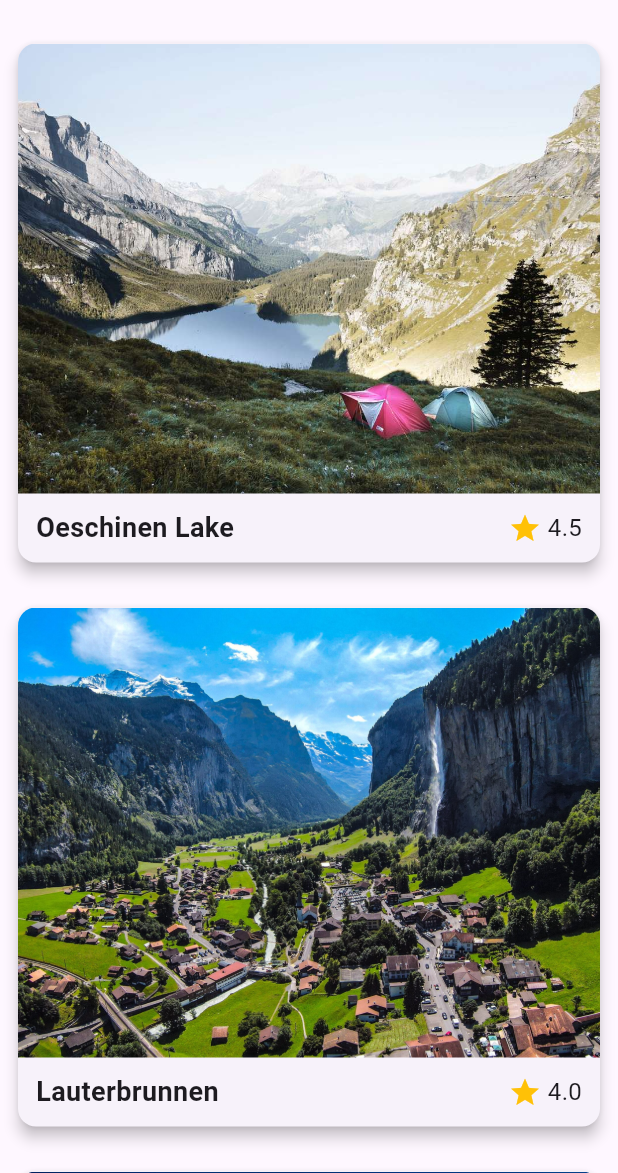
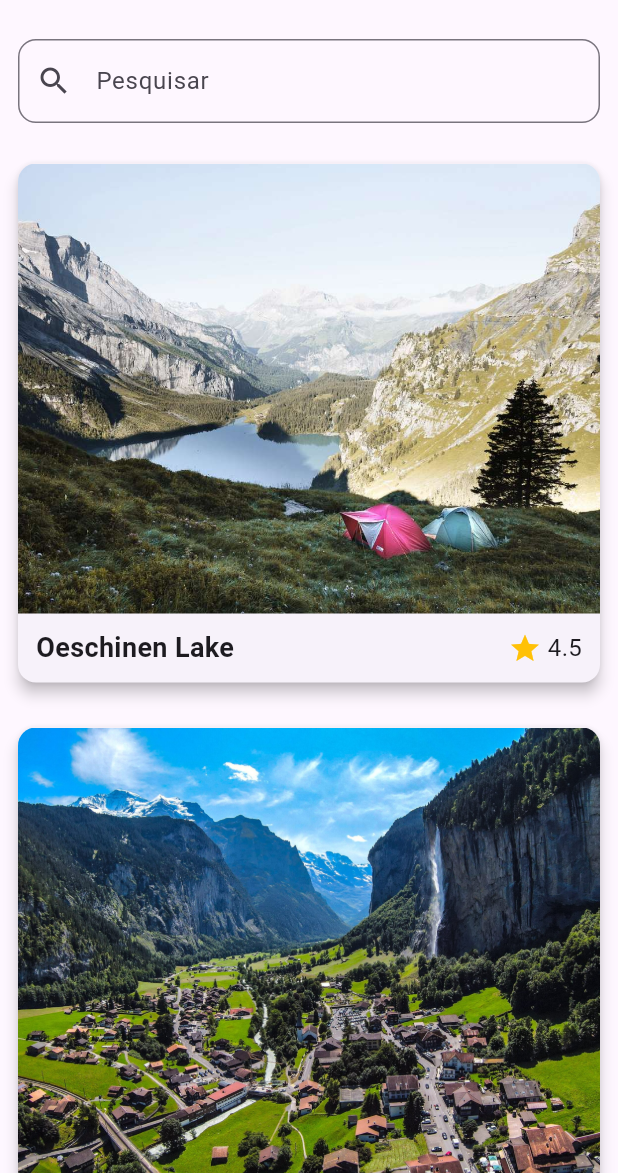
Before and after one commit to PedroAvilar/explore_mundo, a Flutter app: the DestinosPage screen opened by its route, on a phone screen of 412 x 824 dp, the part 63-1236 px from its top. Run offline on Flutter 3.47's test engine with Material 3 defaults, Android fonts, the phone set to English and light mode, and no system bars; our stand-ins replace share_plus.

Commit message:
Criação do campo de busca e inclusão na página pacotes e destinos.

```diff
--- a/lib/pages/destinos_page.dart
+++ b/lib/pages/destinos_page.dart
@@ -4,20 +4,68 @@ import 'package:explore_mundo/utils/media_avaliacoes.dart';
 import 'package:explore_mundo/widgets/tela_base.dart';
 import 'package:flutter/material.dart';
 import 'package:explore_mundo/widgets/estrela_media.dart';
+import 'package:explore_mundo/widgets/barra_de_busca.dart';
 
 //Tela que lista os destinos
-class DestinosPage extends StatelessWidget {
+class DestinosPage extends StatefulWidget {
   const DestinosPage({super.key});
 
   @override
+  State<DestinosPage> createState() => _DestinosPageState();
+}
+
+//Estado da tela para interações dinâmicas
+class _DestinosPageState extends State<DestinosPage> {
+  String _filtro = '';
+
+  @override
   Widget build(BuildContext context) {
+    //Filtra destinos conforme o texto de busca
+    final destinosFiltrados = destinos.where((destino) {
+      final textoBusca = _filtro.toLowerCase();
+      return destino.nome.toLowerCase().contains(textoBusca) ||
+        destino.descricao.toLowerCase().contains(textoBusca) ||
+        destino.endereco.toLowerCase().contains(textoBusca);
+    }).toList();
+
     return TelaBase(
       //Título na AppBar
       titulo: 'Destinos',
       //Corpo da tela
-      corpo: ListView.builder(
-        itemCount: destinos.length,
-        itemBuilder: (context, index) {
+      corpo: CustomScrollView(
+        slivers: [
+          SliverPersistentHeader(
+            pinned: true,
+            delegate: BarraDeBuscaFixa(
+              onChanged: (valor) {
+                setState(() {
+                  _filtro = valor;
+                });
+              },
+            ),
+          ),
+          destinosFiltrados.isEmpty
+          ? SliverToBoxAdapter(
+              child: Padding(
+                padding: const EdgeInsets.all(24.0),
+                child: Center(
+                  child: Column(
+                    children: const [
+                      Icon(Icons.search_off, size: 48, color: Colors.grey),
+                      SizedBox(height: 16),
+                      Text(
+                        'Nenhum destino encontrado.',
+                        style: TextStyle(fontSize: 18, color: Colors.grey),
+                        textAlign: TextAlign.center,
+                      ),
+                    ],
+                  ),
+                ),
+              ),
+            )
+          : SliverList(
+            delegate: SliverChildBuilderDelegate(
+              (context, index) {
                 final destino = destinos[index];
                 final mediaEstrelas = calcularMediaAvaliacoes(destino.avaliacoes);
 
@@ -75,6 +123,10 @@ class DestinosPage extends StatelessWidget {
                   ),
                 );
               },
+              childCount: destinosFiltrados.length,
+            ),
+          ),
+        ],
       ),
     );
   }
```
Also changed, not shown: lib/pages/pacotes_page.dart (+61 -7 lines), lib/widgets/barra_de_busca.dart (added, +36 -0 lines). Lines whose indentation alone changed are shown as unchanged.
